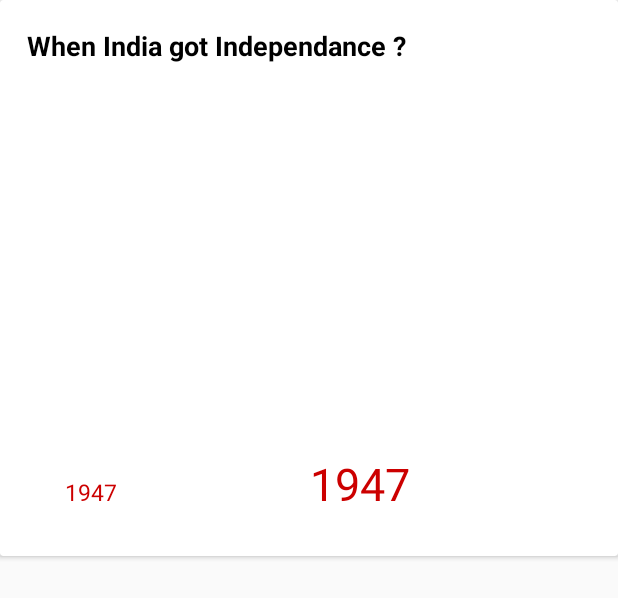
After one commit to buuzuu/Delete, an Android app: the layout answer_layout.xml on its own in the app's theme, with its tools: preview values and no code run, on a phone screen of 412 x 824 dp. The commit adds this screen. Shown: the top 598 px of the screen. Run offline under Robolectric (Android 15) with nearby library versions, the phone set to English and light mode, and no system bars; Roboto replaces fonts that are not available here.

Commit message:
Final Submit-2

```diff
--- a/app/build.gradle
+++ b/app/build.gradle
@@ -48,5 +48,6 @@ dependencies {
     implementation 'com.github.chrisbanes:PhotoView:2.1.4'
     implementation 'com.github.bumptech.glide:glide:4.8.0'
     annotationProcessor 'com.github.bumptech.glide:compiler:4.7.1'
+
 }
 apply plugin: 'com.google.gms.google-services'
--- a/app/src/main/java/com/quiz/hritik/delete/HomeFragment.java
+++ b/app/src/main/java/com/quiz/hritik/delete/HomeFragment.java
@@ -93,9 +93,7 @@ public class HomeFragment extends Fragment {
         };
         adapter.notifyDataSetChanged();
         rankingList.setAdapter(adapter);
-//        arrayAdapter=new ArrayAdapter(container.getContext(), android.R.layout.simple_list_item_1,
-//                android.R.id.text1, name);
-//        mylistView.setAdapter(arrayAdapter);
+
         return myfragment;
     }
 
--- a/app/src/main/java/com/quiz/hritik/delete/Model/Common.java
+++ b/app/src/main/java/com/quiz/hritik/delete/Model/Common.java
@@ -34,6 +34,8 @@ public class Common {
     public static int End_Minute;
     public static int End_Date;
     public static int End_Month;
-
+    public static List<String> after_text_questions = new ArrayList<>();
+    public static List<String> after_text_answers = new ArrayList<>();
+    public static String answerAllowed;
 
 }
--- /dev/null
+++ b/app/src/main/res/layout/answer_layout.xml
@@ -0,0 +1,74 @@
+<?xml version="1.0" encoding="utf-8"?>
+
+<android.support.v7.widget.CardView xmlns:android="http://schemas.android.com/apk/res/android"
+    xmlns:app="http://schemas.android.com/apk/res-auto"
+    xmlns:tools="http://schemas.android.com/tools"
+    android:layout_width="match_parent"
+    android:layout_height="wrap_content"
+    android:padding="10dp"
+
+    >
+
+    <RelativeLayout
+        android:layout_width="wrap_content"
+        android:layout_height="wrap_content"
+        android:layout_marginBottom="10dp"
+
+        android:padding="18dp">
+
+
+        <TextView
+            android:id="@+id/questions"
+            android:layout_width="379dp"
+            android:layout_height="284dp"
+            android:layout_alignParentStart="true"
+            android:layout_alignParentTop="true"
+            android:layout_alignParentEnd="true"
+            android:layout_marginStart="0dp"
+            android:layout_marginTop="0dp"
+            android:layout_marginEnd="5dp"
+            android:text="When India got Independance ?"
+            android:textColor="@android:color/black"
+            android:textSize="18sp"
+            android:textStyle="bold" />
+
+        <LinearLayout
+            android:layout_width="match_parent"
+            android:layout_height="wrap_content"
+            android:layout_below="@+id/questions"
+            android:layout_alignParentStart="true"
+            android:layout_alignParentEnd="true"
+            android:layout_marginStart="0dp"
+            android:layout_marginEnd="18dp"
+            android:orientation="horizontal"
+            android:weightSum="10">
+
+            <TextView
+
+                android:id="@+id/quesNo"
+                android:layout_width="wrap_content"
+                android:layout_height="wrap_content"
+                android:layout_weight="2"
+                android:text="1947"
+                android:textAlignment="center"
+                android:textColor="@android:color/holo_red_dark"
+                android:textSize="15sp" />
+
+            <TextView
+                android:id="@+id/answers"
+                android:layout_width="wrap_content"
+                android:layout_height="wrap_content"
+                android:layout_weight="8"
+                android:text="1947"
+                android:textAlignment="center"
+                android:textColor="@android:color/holo_red_dark"
+                android:textSize="30sp" />
+
+
+        </LinearLayout>
+
+
+    </RelativeLayout>
+
+
+</android.support.v7.widget.CardView>
```
Also changed, not shown: app/src/main/java/com/quiz/hritik/delete/Adapter_ViewHolders/AfterQuizAnswerAdapter.java (added, +61 -0 lines), app/src/main/java/com/quiz/hritik/delete/Answers.java (+49 -2 lines), app/src/main/java/com/quiz/hritik/delete/MainActivity.java (+42 -1 lines), app/src/main/java/com/quiz/hritik/delete/PLaying.java (+75 -74 lines), app/src/main/res/layout/answers_fragment.xml (+23 -3 lines).
